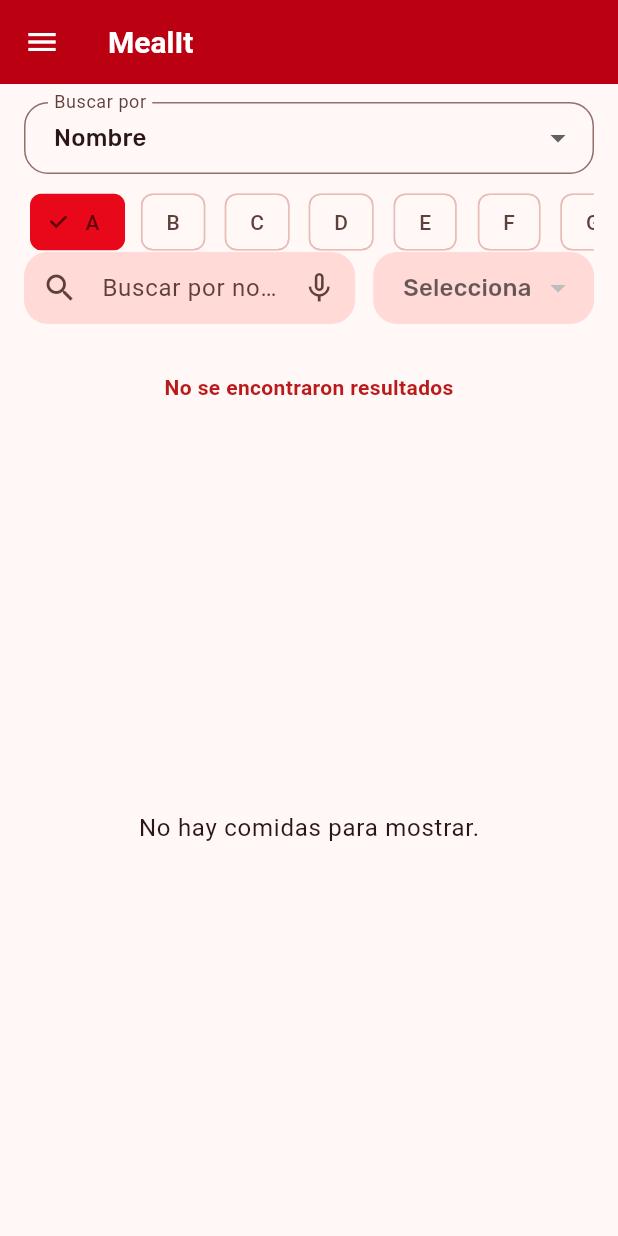
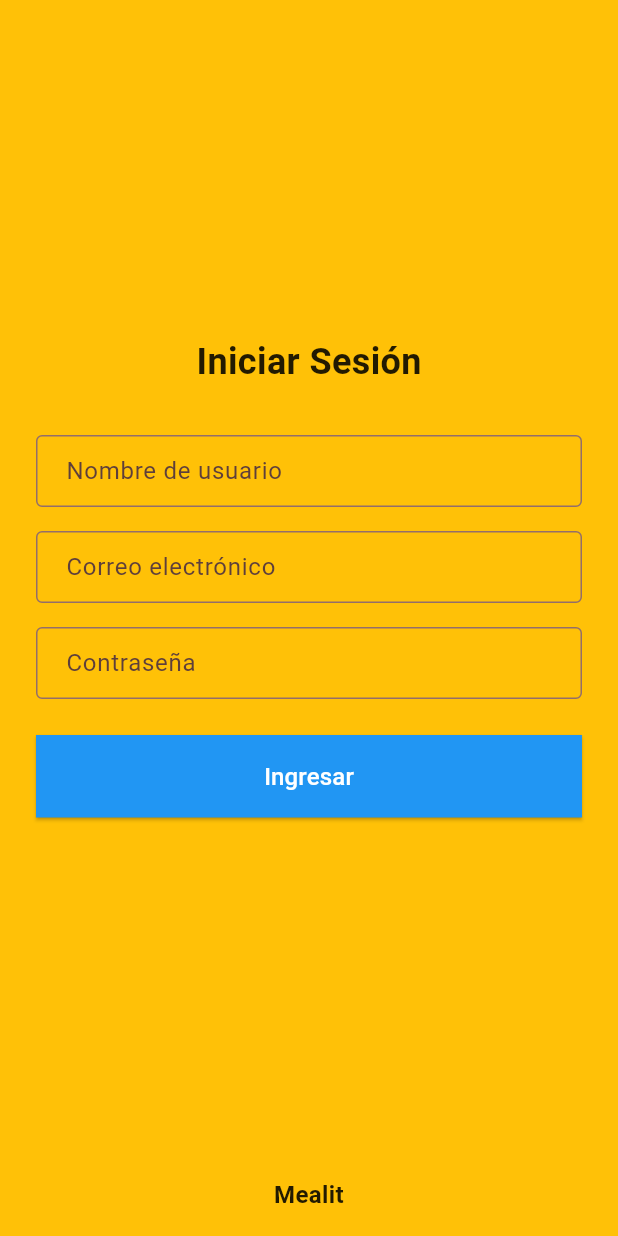
Before and after one commit to MjesusD/Mealit, a Flutter app: the screen it shows after launch, on a phone screen of 412 x 824 dp. Run offline on Flutter 3.47's test engine with Material 3 defaults, Android fonts, the phone set to English and light mode, and no system bars; our stand-ins replace flutter_tts, google_fonts, image_picker, logger, shared_preferences, speech_to_text; missing offline and left inert: translator; accounts and stored records are empty.

Commit message:
Inicio sesion
el inicio de sesion por primera vez en la app esta operativo, falta testear mas a fondo y ver si el nombre de usuario esta persistente :D

```diff
--- /dev/null
+++ b/lib/entity/auth_repository.dart
@@ -0,0 +1,52 @@
+import 'package:shared_preferences/shared_preferences.dart';
+
+class AuthRepository {
+  static const _keyIsLoggedIn = 'isLoggedIn';
+  static const _keyUsername = 'username';
+  static const _keyEmail = 'email';
+  static const _keyPassword = 'password'; // nunca almacenes contraseñas en texto plano
+
+  final SharedPreferences prefs;
+
+  AuthRepository(this.prefs);
+
+  Future<bool> login(String username, String email, String password) async {
+    try {
+      await prefs.setBool(_keyIsLoggedIn, true);
+      await prefs.setString(_keyUsername, username);
+      await prefs.setString(_keyEmail, email);
+      await prefs.setString(_keyPassword, password);
+      return true;
+    } catch (e) {
+      return false;
+    }
+  }
+
+  Future<bool> logout() async {
+    try {
+      await prefs.setBool(_keyIsLoggedIn, false);
+      return true;
+    } catch (e) {
+      return false;
+    }
+  }
+
+  bool isLoggedIn() {
+    return prefs.getBool(_keyIsLoggedIn) ?? false;
+  }
+
+  String? getUsername() {
+    return prefs.getString(_keyUsername);
+  }
+
+  String? getEmail() {
+    return prefs.getString(_keyEmail);
+  }
+
+  // Método para verificar credenciales (útil si implementas login posteriormente)
+  bool verifyCredentials(String email, String password) {
+    final storedEmail = prefs.getString(_keyEmail);
+    final storedPassword = prefs.getString(_keyPassword);
+    return storedEmail == email && storedPassword == password;
+  }
+}
--- /dev/null
+++ b/lib/pages/login.dart
@@ -0,0 +1,191 @@
+import 'package:flutter/material.dart';
+import 'package:shared_preferences/shared_preferences.dart';
+import '../entity/auth_repository.dart';
+
+class LoginScreen extends StatefulWidget {
+  const LoginScreen({Key? key}) : super(key: key);
+
+  @override
+  LoginScreenState createState() => LoginScreenState();
+}
+
+class LoginScreenState extends State<LoginScreen> {
+  final formKey = GlobalKey<FormState>();
+  final usernameController = TextEditingController();
+  final emailController = TextEditingController();
+  final passwordController = TextEditingController();
+
+  bool isLoading = false;
+  late AuthRepository authRepository;
+
+  @override
+  void initState() {
+    super.initState();
+    initialize();
+  }
+
+  Future<void> initialize() async {
+    final prefs = await SharedPreferences.getInstance();
+    authRepository = AuthRepository(prefs);
+    checkIfLoggedIn();
+  }
+
+  Future<void> checkIfLoggedIn() async {
+  // Solo redirigir si ya está logueado
+  if (authRepository.isLoggedIn() && mounted) {
+    Navigator.of(context).pushReplacementNamed('/home');
+  }
+  // Si no está logueado, no hacer nada (mostrará el login)
+}
+
+  Future<void> login() async {
+    if (!formKey.currentState!.validate()) return;
+    setState(() => isLoading = true);
+
+    final success = await authRepository.login(
+      usernameController.text,
+      emailController.text,
+      passwordController.text,
+    );
+
+    if (success && mounted) {
+      Navigator.of(context).pushReplacementNamed('/home');
+    }
+    setState(() => isLoading = false);
+  }
+
+  @override
+  Widget build(BuildContext context) {
+    return Scaffold(
+      backgroundColor: Colors.amber,
+      body: Center(
+        child: SingleChildScrollView(
+          padding: const EdgeInsets.all(24.0),
+          child: Form(
+            key: formKey,
+            child: Column(
+              mainAxisAlignment: MainAxisAlignment.center,
+              children: [
+                const Text(
+                  'Iniciar Sesión',
+                  style: TextStyle(
+                    fontSize: 24,
+                    fontWeight: FontWeight.bold,
+                    color: Colors.black87,
+                  ),
+                ),
+                const SizedBox(height: 32),
+                TextFormField(
+                  controller: usernameController,
+                  decoration: InputDecoration(
+                    labelText: 'Nombre de usuario',
+                    border: const OutlineInputBorder(),
+                    contentPadding: const EdgeInsets.symmetric(
+                      vertical: 12,
+                      horizontal: 16,
+                    ),
+                  ),
+                  validator: (value) {
+                    if (value == null || value.isEmpty) {
+                      return 'Por favor ingresa tu nombre de usuario';
+                    }
+                    return null;
+                  },
+                ),
+                const SizedBox(height: 16),
+                TextFormField(
+                  controller: emailController,
+                  decoration: InputDecoration(
+                    labelText: 'Correo electrónico',
+                    border: const OutlineInputBorder(),
+                    contentPadding: const EdgeInsets.symmetric(
+                      vertical: 12,
+                      horizontal: 16,
+                    ),
+                  ),
+                  validator: (value) {
+                    if (value == null || value.isEmpty) {
+                      return 'Por favor ingresa tu correo electrónico';
+                    }
+                    if (!value.contains('@')) {
+                      return 'Ingresa un correo electrónico válido';
+                    }
+                    return null;
+                  },
+                ),
+                const SizedBox(height: 16),
+                TextFormField(
+                  controller: passwordController,
+                  obscureText: true,
+                  decoration: InputDecoration(
+                    labelText: 'Contraseña',
+                    border: const OutlineInputBorder(),
+                    contentPadding: const EdgeInsets.symmetric(
+                      vertical: 12,
+                      horizontal: 16,
+                    ),
+                  ),
+                  validator: (value) {
+                    if (value == null || value.isEmpty) {
+                      return 'Por favor ingresa tu contraseña';
+                    }
+                    if (value.length < 6) {
+                      return 'La contraseña debe tener al menos 6 caracteres';
+                    }
+                    return null;
+                  },
+                ),
+                const SizedBox(height: 24),
+                SizedBox(
+                  width: double.infinity,
+                  child: ElevatedButton(
+                    onPressed: isLoading ? null : login,
+                    style: ElevatedButton.styleFrom(
+                      backgroundColor: Colors.blue,
+                      padding: const EdgeInsets.symmetric(vertical: 16),
+                      shape: const RoundedRectangleBorder(
+                        borderRadius: BorderRadius.zero,
+                      ),
+                    ),
+                    child:
+                        isLoading
+                            ? const CircularProgressIndicator(
+                              color: Colors.white,
+                            )
+                            : const Text(
+                              'Ingresar',
+                              style: TextStyle(
+                                fontSize: 16,
+                                color: Colors.white,
+                              ),
+                            ),
+                  ),
+                ),
+              ],
+            ),
+          ),
+        ),
+      ),
+      bottomNavigationBar: Container(
+        padding: const EdgeInsets.all(16),
+        child: const Text(
+          'Mealit',
+          textAlign: TextAlign.center,
+          style: TextStyle(
+            fontSize: 16,
+            fontWeight: FontWeight.bold,
+            color: Colors.black87,
+          ),
+        ),
+      ),
+    );
+  }
+
+  @override
+  void dispose() {
+    usernameController.dispose();
+    emailController.dispose();
+    passwordController.dispose();
+    super.dispose();
+  }
+}
```
Also changed, not shown: lib/main.dart (+34 -7 lines), pubspec.lock, 1 other file.
